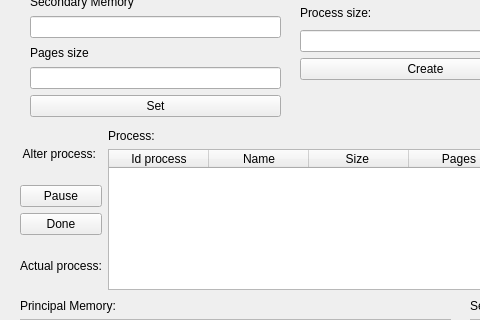
Qt form mainInterface.ui (SebastianGranadosBarrantes/Tarea2SO-Brian_Sebastian_Jousten) before a commit; both pictures show x 0 to 480 and y 81 to 401 of the 1001 by 625 pixel window.
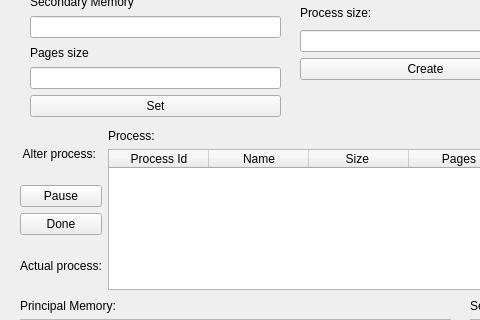
The same form after that commit.

Commit message: [FIX] bug inseting process in the table

What changed in the file:
```diff
--- a/mainInterface.ui
+++ b/mainInterface.ui
@@ -183,7 +183,7 @@
         <widget class="QTableWidget" name="tbwProcess">
          <column>
           <property name="text">
-           <string>Id process</string>
+           <string>Process Id</string>
           </property>
          </column>
          <column>
```
The commit also changes 6 other files.
